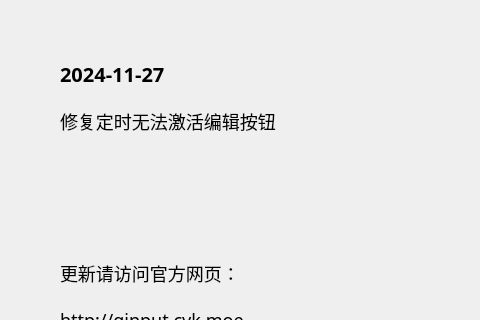
This is source/ui/AboutUi.ui in ChiyukiGana/Quickinput as Qt 5 draws it before an edit; both pictures show x 0 to 480 and y 0 to 320 of the 640 by 440 pixel window. The edited form follows.
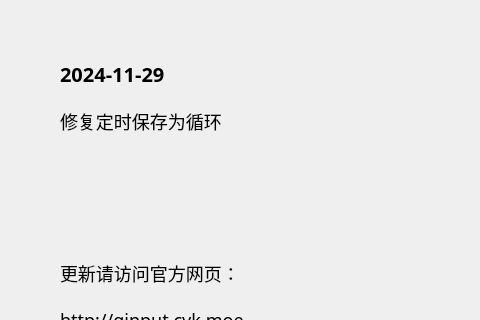
This is the edited form.

Diff of the .ui file:
```diff
--- a/source/ui/AboutUi.ui
+++ b/source/ui/AboutUi.ui
@@ -88,7 +88,7 @@
          <string notr="true">font-size:20px</string>
         </property>
         <property name="text">
-         <string>2024-11-27</string>
+         <string>2024-11-29</string>
         </property>
         <property name="textFormat">
          <enum>Qt::PlainText</enum>
@@ -104,7 +104,7 @@
          </sizepolicy>
         </property>
         <property name="text">
-         <string>修复定时无法激活编辑按钮</string>
+         <string>修复定时保存为循环</string>
         </property>
         <property name="textFormat">
          <enum>Qt::PlainText</enum>
```
